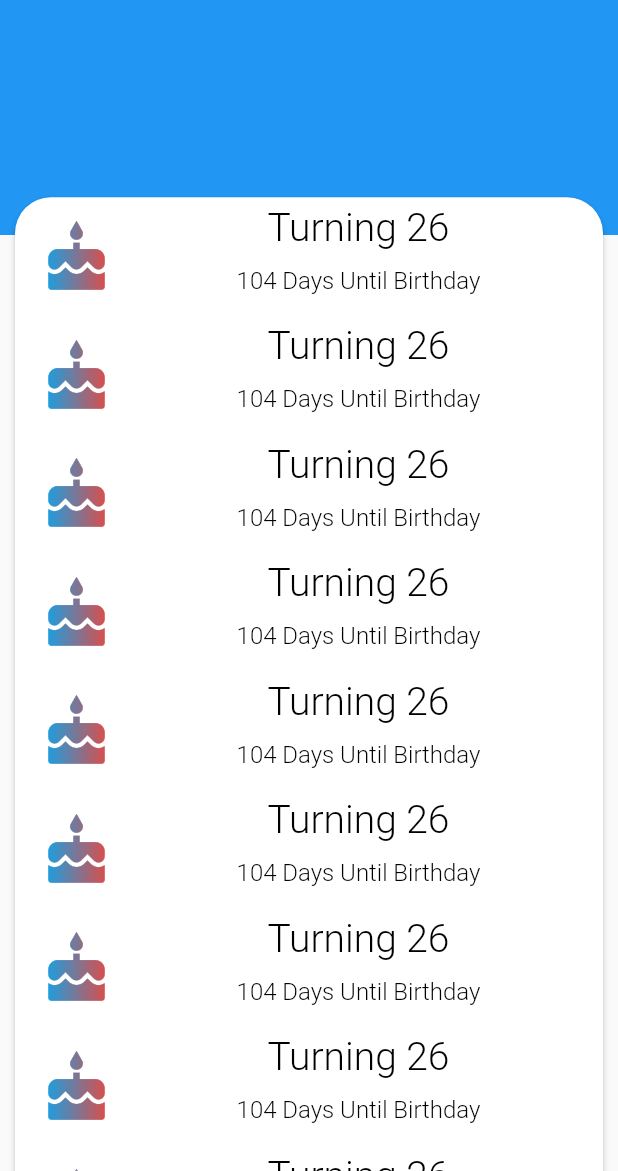
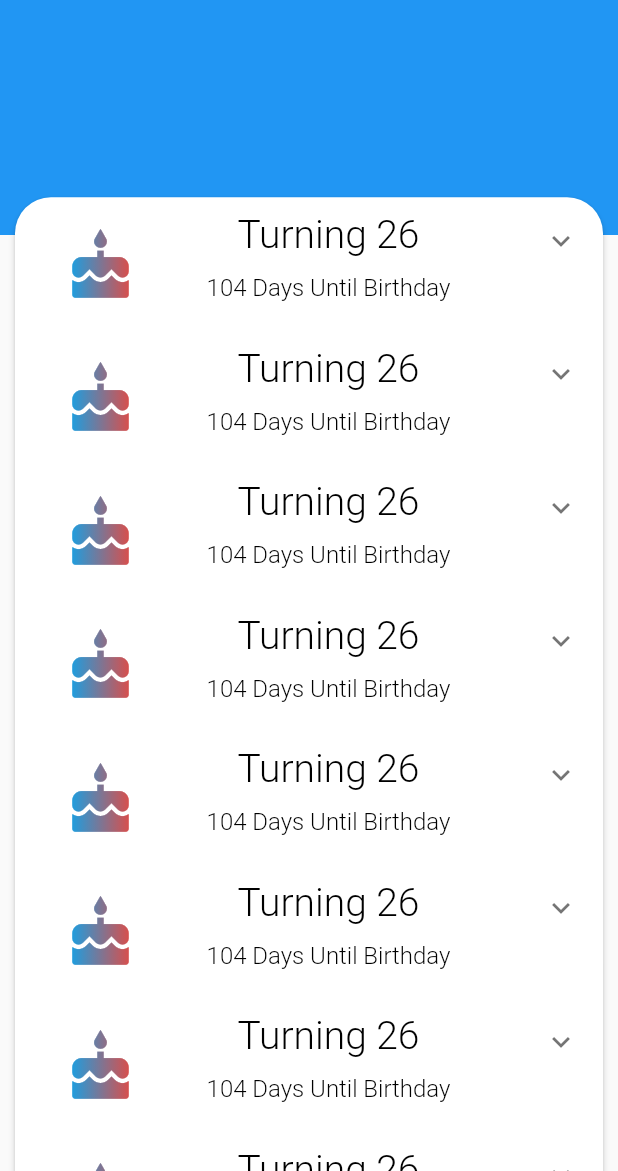
Before and after one commit to jeremyqzt/birthdaylist, a Flutter app: the screen it shows after launch, on a phone screen of 412 x 824 dp, the part 65-1236 px from its top. Run offline on Flutter 3.47's test engine with Material 2 defaults, Android fonts, the phone set to English and light mode, and no system bars; our stand-ins replace flutter_datetime_picker, google_fonts.

Commit message:
Expansion tile....

```diff
--- a/lib/screens/person_detail/date_detail.dart
+++ b/lib/screens/person_detail/date_detail.dart
@@ -11,7 +11,8 @@ class _DateDetail extends State<DateDetail> {
   int age = 26;
   @override
   Widget build(BuildContext context) {
-    return ListTile(
+    return ExpansionTile(
+        title: ListTile(
       onTap: () {
         setState(() {
           this.age += 1;
@@ -40,6 +41,7 @@ class _DateDetail extends State<DateDetail> {
           textAlign: TextAlign.center,
         ),
       ),
+      )
     );
   }
 }
```
